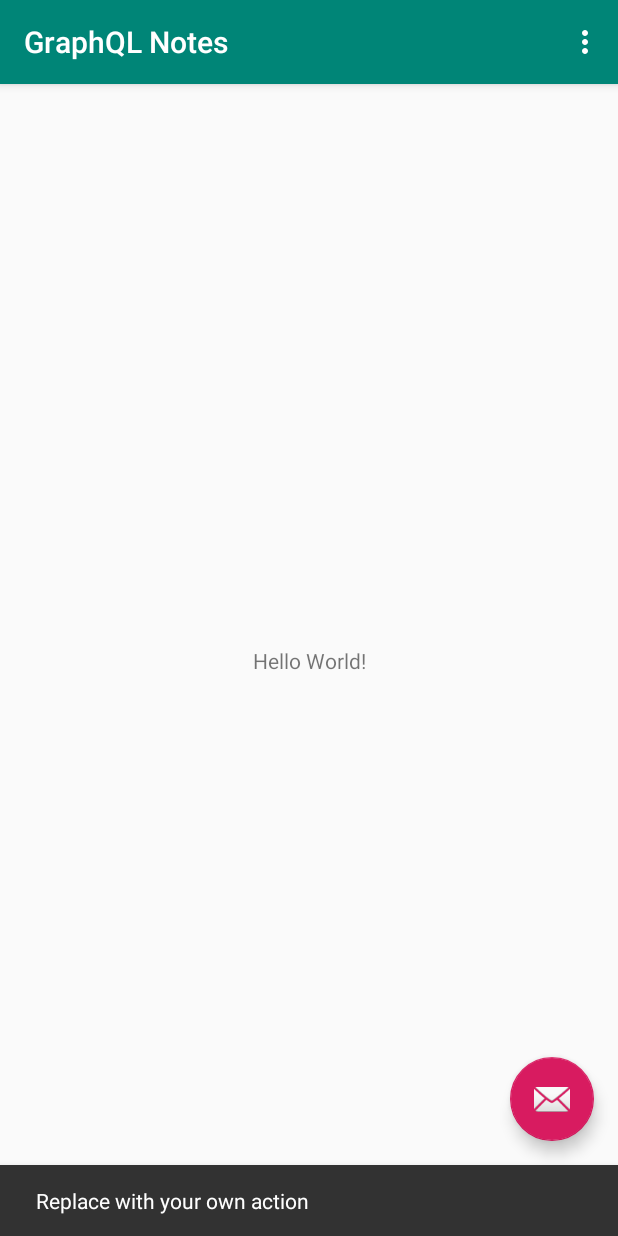
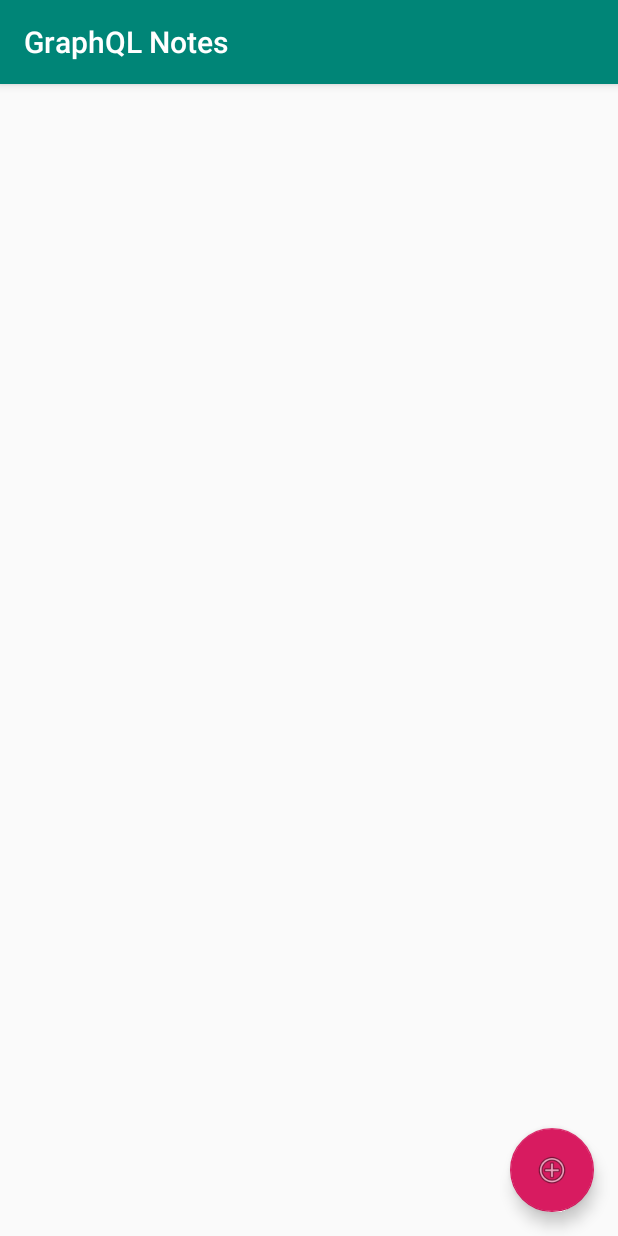
Before and after one commit to carlos-sancho-ramirez/android-java-graphql, an Android app: the screen it shows after launch (MainActivity), after a tap on an icon or button, on a phone screen of 412 x 824 dp. Run offline under Robolectric (Android 15) with nearby library versions, the phone set to English and light mode, and no system bars.

Commit message:
Remove lot of layout overhead from Hellow world project

```diff
--- a/android_client/app/src/main/java/sword/android/graphqlnotes/MainActivity.java
+++ b/android_client/app/src/main/java/sword/android/graphqlnotes/MainActivity.java
@@ -2,51 +2,26 @@ package sword.android.graphqlnotes;
 
 import android.os.Bundle;
 import android.support.design.widget.FloatingActionButton;
-import android.support.design.widget.Snackbar;
 import android.support.v7.app.AppCompatActivity;
 import android.support.v7.widget.Toolbar;
 import android.view.View;
-import android.view.Menu;
-import android.view.MenuItem;
+import android.widget.Toast;
 
-public class MainActivity extends AppCompatActivity {
+public class MainActivity extends AppCompatActivity implements View.OnClickListener {
 
     @Override
     protected void onCreate(Bundle savedInstanceState) {
         super.onCreate(savedInstanceState);
         setContentView(R.layout.activity_main);
-        Toolbar toolbar = (Toolbar) findViewById(R.id.toolbar);
+        Toolbar toolbar = findViewById(R.id.toolbar);
         setSupportActionBar(toolbar);
 
-        FloatingActionButton fab = (FloatingActionButton) findViewById(R.id.fab);
-        fab.setOnClickListener(new View.OnClickListener() {
-            @Override
-            public void onClick(View view) {
-                Snackbar.make(view, "Replace with your own action", Snackbar.LENGTH_LONG)
-                        .setAction("Action", null).show();
-            }
-        });
+        FloatingActionButton fab = findViewById(R.id.fab);
+        fab.setOnClickListener(this);
     }
 
     @Override
-    public boolean onCreateOptionsMenu(Menu menu) {
-        // Inflate the menu; this adds items to the action bar if it is present.
-        getMenuInflater().inflate(R.menu.menu_main, menu);
-        return true;
-    }
-
-    @Override
-    public boolean onOptionsItemSelected(MenuItem item) {
-        // Handle action bar item clicks here. The action bar will
-        // automatically handle clicks on the Home/Up button, so long
-        // as you specify a parent activity in AndroidManifest.xml.
-        int id = item.getItemId();
-
-        //noinspection SimplifiableIfStatement
-        if (id == R.id.action_settings) {
-            return true;
-        }
-
-        return super.onOptionsItemSelected(item);
+    public void onClick(View v) {
+        Toast.makeText(this, "To be implemented", Toast.LENGTH_SHORT).show();
     }
 }
--- a/android_client/app/src/main/res/layout/activity_main.xml
+++ b/android_client/app/src/main/res/layout/activity_main.xml
@@ -1,10 +1,9 @@
 <?xml version="1.0" encoding="utf-8"?>
-<android.support.design.widget.CoordinatorLayout xmlns:android="http://schemas.android.com/apk/res/android"
+<LinearLayout xmlns:android="http://schemas.android.com/apk/res/android"
     xmlns:app="http://schemas.android.com/apk/res-auto"
-    xmlns:tools="http://schemas.android.com/tools"
     android:layout_width="match_parent"
     android:layout_height="match_parent"
-    tools:context=".MainActivity">
+    android:orientation="vertical">
 
     <android.support.design.widget.AppBarLayout
         android:layout_width="match_parent"
@@ -20,14 +19,21 @@
 
     </android.support.design.widget.AppBarLayout>
 
-    <include layout="@layout/content_main" />
+    <FrameLayout
+        android:layout_width="match_parent"
+        android:layout_height="match_parent">
 
-    <android.support.design.widget.FloatingActionButton
-        android:id="@+id/fab"
-        android:layout_width="wrap_content"
-        android:layout_height="wrap_content"
-        android:layout_gravity="bottom|end"
-        android:layout_margin="@dimen/fab_margin"
-        app:srcCompat="@android:drawable/ic_dialog_email" />
+        <ListView
+            android:id="@+id/listView"
+            android:layout_width="match_parent"
+            android:layout_height="match_parent"/>
 
-</android.support.design.widget.CoordinatorLayout>
+        <android.support.design.widget.FloatingActionButton
+            android:id="@+id/fab"
+            android:layout_width="wrap_content"
+            android:layout_height="wrap_content"
+            android:layout_gravity="bottom|end"
+            android:layout_margin="@dimen/fab_margin"
+            app:srcCompat="@android:drawable/ic_menu_add" />
+    </FrameLayout>
+</LinearLayout>
--- a/android_client/app/src/main/res/layout/content_main.xml
+++ /dev/null
@@ -1,20 +0,0 @@
-<?xml version="1.0" encoding="utf-8"?>
-<android.support.constraint.ConstraintLayout xmlns:android="http://schemas.android.com/apk/res/android"
-    xmlns:app="http://schemas.android.com/apk/res-auto"
-    xmlns:tools="http://schemas.android.com/tools"
-    android:layout_width="match_parent"
-    android:layout_height="match_parent"
-    app:layout_behavior="@string/appbar_scrolling_view_behavior"
-    tools:context=".MainActivity"
-    tools:showIn="@layout/activity_main">
-
-    <TextView
-        android:layout_width="wrap_content"
-        android:layout_height="wrap_content"
-        android:text="Hello World!"
-        app:layout_constraintBottom_toBottomOf="parent"
-        app:layout_constraintLeft_toLeftOf="parent"
-        app:layout_constraintRight_toRightOf="parent"
-        app:layout_constraintTop_toTopOf="parent" />
-
-</android.support.constraint.ConstraintLayout>
--- a/android_client/app/src/main/res/menu/menu_main.xml
+++ /dev/null
@@ -1,10 +0,0 @@
-<menu xmlns:android="http://schemas.android.com/apk/res/android"
-    xmlns:app="http://schemas.android.com/apk/res-auto"
-    xmlns:tools="http://schemas.android.com/tools"
-    tools:context="sword.android.graphqlnotes.MainActivity">
-    <item
-        android:id="@+id/action_settings"
-        android:orderInCategory="100"
-        android:title="@string/action_settings"
-        app:showAsAction="never" />
-</menu>
```
